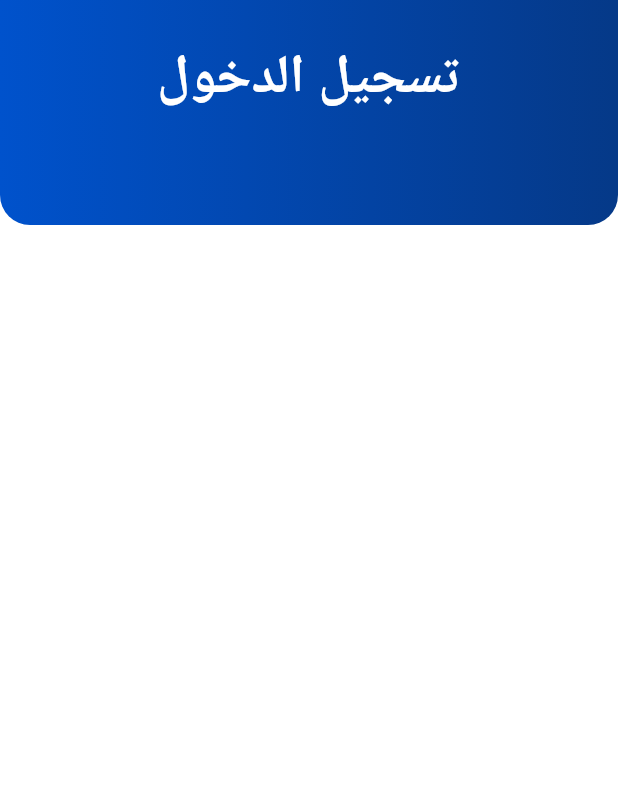
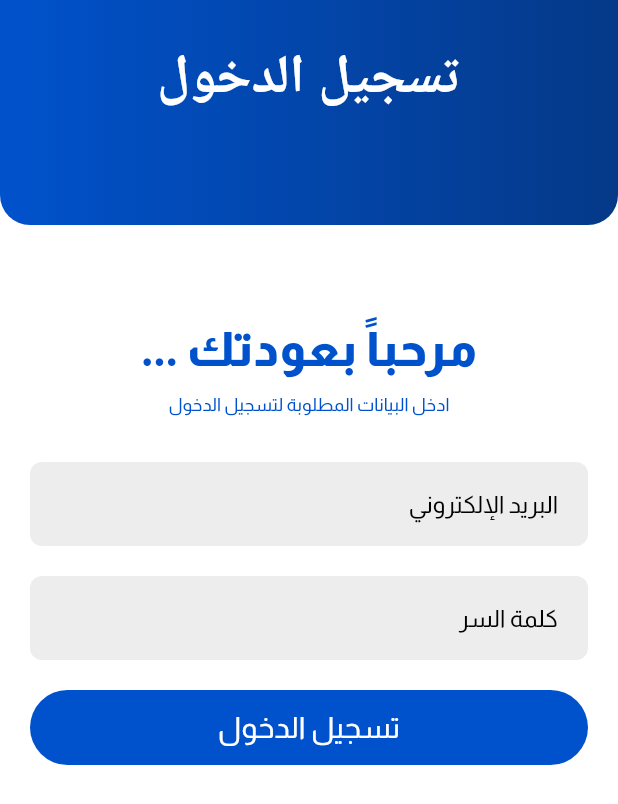
Before and after one commit to E-commerce-CS22/Flutter-app, a Flutter app: the screen it shows after launch, on a phone screen of 412 x 824 dp. Shown: the top 804 px of the screen. Run offline on Flutter 3.47's test engine with Material 3 defaults, Android fonts, the phone set to English and light mode, and no system bars; our stand-ins replace dartz, flutter_bloc, flutter_svg, get_it.

Commit message:
working on login page

```diff
--- /dev/null
+++ b/lib/common/widgets/button/basic_app_button.dart
@@ -0,0 +1,37 @@
+import 'package:flutter/material.dart';
+
+class BasicAppButton extends StatelessWidget {
+  final VoidCallback onPressed;
+  final String title;
+  final Widget ? content;
+  final double ? height;
+  final double ? width;
+  const BasicAppButton({
+    required this.onPressed,
+    this.title = '',
+    this.height,
+    this.width,
+    this.content,
+    super.key
+  });
+
+  @override
+  Widget build(BuildContext context) {
+    return ElevatedButton(
+      onPressed: onPressed,
+      style: ElevatedButton.styleFrom(
+        minimumSize: Size(
+          width ?? MediaQuery.of(context).size.width,
+          height ?? 50
+        ),
+      ),
+      child: content ?? Text(
+        title,
+        style: const TextStyle(
+          color: Colors.white,
+          fontWeight: FontWeight.w400
+        ),
+      )
+    );
+  }
+}
--- a/lib/core/configs/theme/app_colors.dart
+++ b/lib/core/configs/theme/app_colors.dart
@@ -4,7 +4,7 @@ class AppColors {
 
   static const primary = Color(0xff0052cc);
   static const background = Color(0xffffffff);
-  static const secondBackground = Color(0xe5848484);
+  static const secondBackground = Color(0xffededed);
 
   //gradient
   static const gradient1 = Color(0xff0052cc);
--- a/lib/core/configs/theme/app_theme.dart
+++ b/lib/core/configs/theme/app_theme.dart
@@ -10,23 +10,23 @@ class AppTheme {
     brightness: Brightness.light,
     fontFamily: 'Almarai',
     snackBarTheme: const SnackBarThemeData(
-      backgroundColor: AppColors.background,
+      backgroundColor: AppColors.secondBackground,
       contentTextStyle: TextStyle(color: Colors.white),
     ),
     inputDecorationTheme: InputDecorationTheme(
         filled: true,
-        fillColor: AppColors.secondBackground ,
+        fillColor: AppColors.secondBackground,
         hintStyle: const TextStyle(
-          color: Color(0xffA7A7A7),
+          color: Color(0xff000000),
           fontWeight: FontWeight.w400,
         ),
         contentPadding: const EdgeInsets.all(16),
         border: OutlineInputBorder(
-          borderRadius: BorderRadius.circular(4),
+          borderRadius: BorderRadius.circular(8),
           borderSide: BorderSide.none
         ),
         enabledBorder: OutlineInputBorder(
-          borderRadius: BorderRadius.circular(4),
+          borderRadius: BorderRadius.circular(8),
           borderSide: BorderSide.none
         )
       ),
@@ -34,7 +34,7 @@ class AppTheme {
       style: ElevatedButton.styleFrom(
         backgroundColor: AppColors.primary,
         elevation: 0,
-        textStyle: const TextStyle(fontSize: 16,fontWeight: FontWeight.w400),
+        textStyle: const TextStyle(fontSize: 20,fontWeight: FontWeight.w700, fontFamily: 'Almarai'),
         shape: RoundedRectangleBorder(
           borderRadius: BorderRadius.circular(100)
         )
--- /dev/null
+++ b/lib/core/usecase/usecase.dart
@@ -0,0 +1,4 @@
+abstract class UseCase<Type,Params> {
+
+  Future<Type> call({Params params});
+}
--- a/lib/features/authentication/presentation/pages/login_page.dart
+++ b/lib/features/authentication/presentation/pages/login_page.dart
@@ -1,31 +1,121 @@
-import 'package:flutter/cupertino.dart';
 import 'package:flutter/material.dart';
 import 'package:smartstore/common/widgets/appbar/app_bar.dart';
-
+import '../../../../common/helper/navigator/app_navigator.dart';
+import '../../../../common/widgets/button/basic_app_button.dart';
 import '../../../../core/configs/theme/app_colors.dart';
 
-class loginPage extends StatelessWidget {
-  const loginPage({super.key});
+class LoginPage extends StatelessWidget {
+   LoginPage({super.key});
 
-  @override
+  final TextEditingController _emailCon = TextEditingController();
+   final TextEditingController _passwordCon = TextEditingController();
+
+
+   @override
   Widget build(BuildContext context) {
-    return const Scaffold(
-      appBar: CurvedAppBar(title: Text("تسجيل الدخول"),),
-      body:Padding(
-        padding: EdgeInsets.symmetric(
-          horizontal:16,
-          vertical:40
+    return Scaffold(
+        appBar: const CurvedAppBar(
+          title: Text("تسجيل الدخول"),
         ),
-        child: Column(
-          crossAxisAlignment: CrossAxisAlignment.start,
-          children: [
+        body: Padding(
+          padding: const EdgeInsets.symmetric(horizontal: 20, vertical: 60),
+          child: Column(
+            crossAxisAlignment: CrossAxisAlignment.start,
+            children: [
+              _welcomeMessage(context),
+              const SizedBox(height: 5),
+              _description(context),
+              const SizedBox(height: 30),
+              _emailField(context),
+              const SizedBox(height: 20),
+              _passwordField(context),
+              const SizedBox(height: 20,),
+              _continueButton(context)
+            ],
+          ),
+        ));
+  }
 
-          ],
+  Widget _welcomeMessage(BuildContext context) {
+    return Container(
+      alignment: Alignment.center,
+      child: const Directionality(
+        textDirection: TextDirection.rtl,
+        child: Text(
+          'مرحباً بعودتك ...',
+          style: TextStyle(
+            fontSize: 32,
+            fontWeight: FontWeight.w800,
+            color: AppColors.primary,
+          ),
         ),
-      )
+      ),
     );
   }
-}
+
+  Widget _description(BuildContext context) {
+    return Container(
+      alignment: Alignment.center,
+      child: const Directionality(
+        textDirection: TextDirection.rtl,
+        child: Text(
+          'ادخل البيانات المطلوبة لتسجيل الدخول',
+          style: TextStyle(
+            fontSize: 12,
+            fontWeight: FontWeight.w400,
+            color: AppColors.primary,
+          ),
+        ),
+      ),
+    );
+  }
+
+   Widget _emailField(BuildContext context) {
+     return Directionality(
+       textDirection: TextDirection.rtl, // Set the direction to RTL for Arabic
+       child: TextField(
+         controller: _emailCon,
+         textAlign: TextAlign.right, // Align text to the right
+         decoration: const InputDecoration(
+           hintText: 'البريد الإلكتروني',
+           alignLabelWithHint: true, // Align the hint text properly in RTL
+         ),
+       ),
+     );
+   }
+
+   Widget _passwordField(BuildContext context) {
+     return Directionality(
+       textDirection: TextDirection.rtl, // Set the direction to RTL for Arabic
+       child: TextField(
+         controller: _passwordCon,
+         textAlign: TextAlign.right, // Align text to the right
+         obscureText: true, // Hide the input text (important for passwords)
+         decoration: const InputDecoration(
+           hintText: 'كلمة السر',
+           alignLabelWithHint: true, // Align the hint text properly in RTL
+         ),
+         keyboardType: TextInputType.visiblePassword, // Use the proper keyboard type for passwords
+         textInputAction: TextInputAction.done, // 'Done' action on keyboard
+       ),
+     );
+   }
 
 
-// Widget _welcomeMessage
+   Widget _continueButton(BuildContext context) {
+     return BasicAppButton(
+         onPressed: (){
+           // AppNavigator.push();
+         },
+         title: 'تسجيل الدخول'
+     );
+   }
+
+
+
+
+
+
+
+
+}
--- a/lib/features/splash/presentation/pages/splash.dart
+++ b/lib/features/splash/presentation/pages/splash.dart
@@ -16,10 +16,10 @@ class SplashPage extends StatelessWidget {
     return BlocListener<SplashCubit,SplashState>(
       listener: (context, state) {
         if(state is UnAuthenticated){
-          AppNavigator.pushReplacement(context, const loginPage());
+          AppNavigator.pushReplacement(context, LoginPage());
         }
         if(state is Authenticated) {
-          AppNavigator.pushReplacement(context, const loginPage());
+          AppNavigator.pushReplacement(context, LoginPage());
         }
       },
       child: Scaffold(
@@ -27,7 +27,7 @@ class SplashPage extends StatelessWidget {
         body: Container(
           decoration: const BoxDecoration(
             gradient: LinearGradient(
-              colors: [Color(0xff053988), Color(0xff0052cc)],
+              colors: [AppColors.gradient1, AppColors.gradient2],
               begin: Alignment.topCenter,
               end: Alignment.bottomCenter,
             ),
```
Also changed, not shown: lib/common/bloc/button/button_state.dart (added, +12 -0 lines), lib/common/bloc/button/button_state_cubit.dart (added, +36 -0 lines), lib/common/widgets/button/basic_reactive_button.dart (added, +61 -0 lines).
